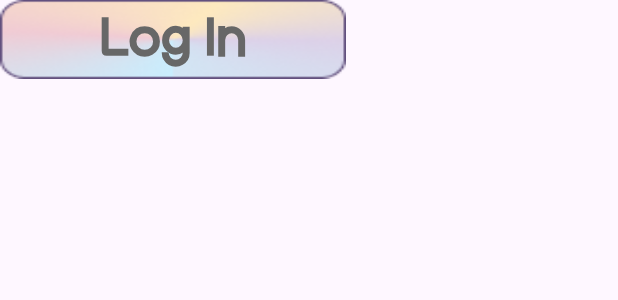
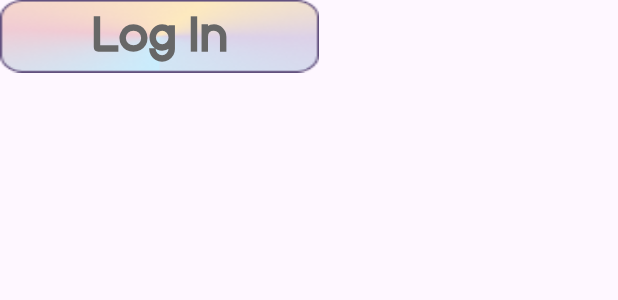
Before and after one commit to Moongzzi/candyfactory, a Flutter app: the LoginActionButton widget shown alone on an empty page, opened directly, on a phone screen of 412 x 824 dp. Shown: the top 300 px of the screen. Run offline on Flutter 3.47's test engine with Material 3 defaults, Android fonts, the phone set to English and light mode, and no system bars; missing offline and left inert: flame.

Commit message:
[구현] 폰트 반응형 적용

```diff
--- a/lib/Login/widgets/login_button.dart
+++ b/lib/Login/widgets/login_button.dart
@@ -1,4 +1,5 @@
 import 'package:flutter/material.dart';
+import 'dart:math' as math;
 
 import '../../constants/app_assets.dart';
 import '../../constants/app_colors.dart';
@@ -23,8 +24,13 @@ class LoginActionButton extends StatelessWidget {
 
   @override
   Widget build(BuildContext context) {
-    final screenWidth = MediaQuery.of(context).size.width;
-    final effectiveScale = scale ?? (screenWidth / AppSizes.designWidth);
+    final screen = MediaQuery.of(context).size;
+    final effectiveScale =
+        scale ??
+        math.min(
+          screen.width / AppSizes.designWidth,
+          screen.height / AppSizes.designHeight,
+        );
     final targetWidth =
         width ?? (AppSizes.loginActionButtonWidth * effectiveScale);
     final targetHeight =
```
Also changed, not shown: lib/Home/widgets/login_button.dart (+8 -2 lines), lib/Login/widgets/input_field.dart (+12 -2 lines).
